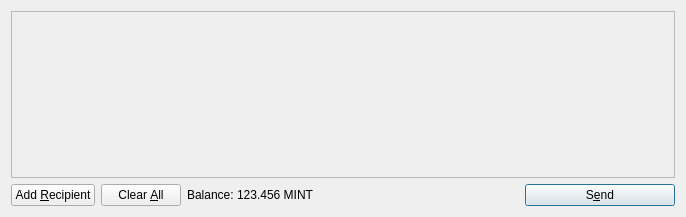
ruckard/GreenCoin, file src/qt/forms/sendcoinsdialog.ui: the form before one commit.
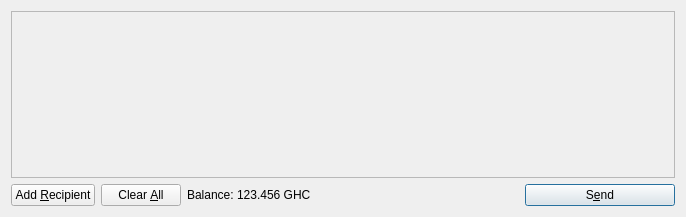
The form after the commit. Icons and pictures are not drawn.

Commit message: FORK-GHOST: [REMOVE] [REPLACE-TICKER] Replace from MINT to GHC .

What changed in the file:
```diff
--- a/src/qt/forms/sendcoinsdialog.ui
+++ b/src/qt/forms/sendcoinsdialog.ui
@@ -119,7 +119,7 @@
           <cursorShape>IBeamCursor</cursorShape>
          </property>
          <property name="text">
-          <string>123.456 MINT</string>
+          <string>123.456 GHC</string>
          </property>
          <property name="textInteractionFlags">
           <set>Qt::LinksAccessibleByMouse|Qt::TextSelectableByKeyboard|Qt::TextSelectableByMouse</set>
```
The commit also changes 2 other files.
